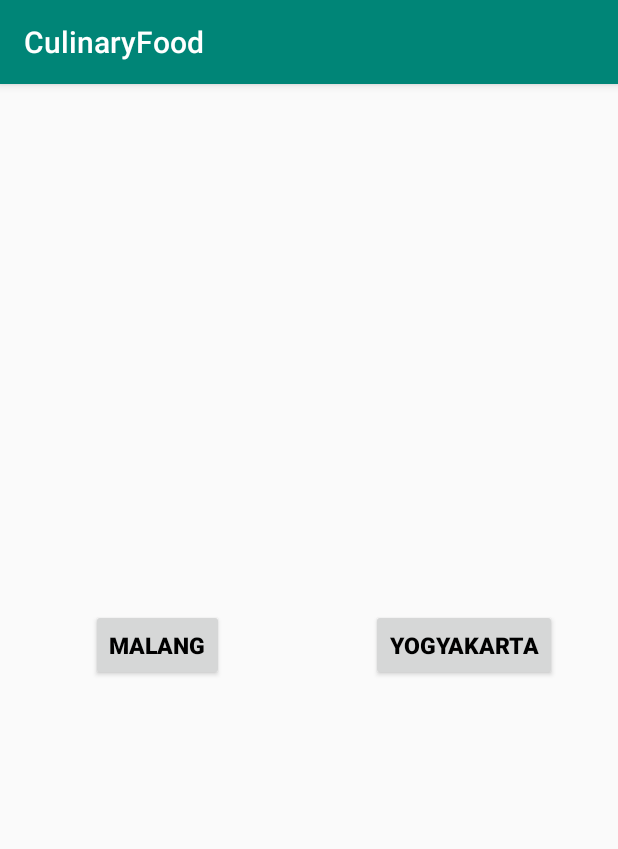
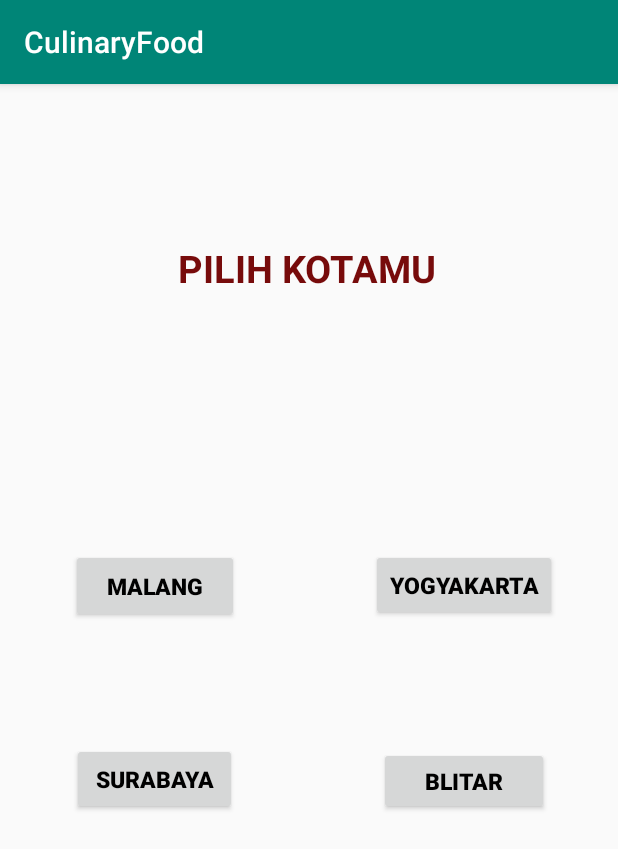
Before and after one commit to CulinaryFood/Culinary, an Android app: the screen it shows after launch (MainActivity), on a phone screen of 412 x 824 dp. Shown: the top 849 px of the screen. Run offline under Robolectric (Android 15) with nearby library versions, the phone set to English and light mode, and no system bars.

Commit message:
Lanjutan tampil layout, models, adapters

```diff
--- a/app/build.gradle
+++ b/app/build.gradle
@@ -24,7 +24,9 @@ dependencies {
     implementation 'androidx.appcompat:appcompat:1.0.2'
     implementation 'androidx.constraintlayout:constraintlayout:1.1.3'
     implementation 'androidx.recyclerview:recyclerview:1.1.0-beta05'
+    implementation 'androidx.legacy:legacy-support-v4:1.0.0'
     testImplementation 'junit:junit:4.12'
     androidTestImplementation 'androidx.test:runner:1.2.0'
     androidTestImplementation 'androidx.test.espresso:espresso-core:3.1.1'
+    implementation 'com.google.android.gms:play-services-maps:17.0.0'
 }
--- a/app/src/main/AndroidManifest.xml
+++ b/app/src/main/AndroidManifest.xml
@@ -6,10 +6,9 @@
         android:allowBackup="true"
         android:icon="@mipmap/ic_launcher"
         android:label="@string/app_name"
-        android:roundIcon="@mipmap/ic_launcher_round"
+        android:roundIcon="@drawable/top"
         android:supportsRtl="true"
         android:theme="@style/AppTheme">
-        <activity android:name=".activities.MalangActivity"></activity>
         <activity android:name=".activities.SplashActivity">
             <intent-filter>
                 <action android:name="android.intent.action.MAIN" />
@@ -17,7 +16,7 @@
                 <category android:name="android.intent.category.LAUNCHER" />
             </intent-filter>
         </activity>
-        <activity android:name=".activities.MainActivity"></activity>
+        <activity android:name=".activities.MainActivity" />
     </application>
 
 </manifest>
--- a/app/src/main/res/layout/activity_main.xml
+++ b/app/src/main/res/layout/activity_main.xml
@@ -8,15 +8,15 @@
 
     <Button
         android:id="@+id/btnMalang"
-        android:layout_width="wrap_content"
-        android:layout_height="wrap_content"
-        android:layout_marginTop="104dp"
+        android:layout_width="112dp"
+        android:layout_height="49dp"
+        android:layout_marginTop="64dp"
+        android:onClick="handlerClickMalang"
         android:text="MALANG"
         android:textColor="@color/colorBlack"
         android:textSize="15dp"
         android:textStyle="bold"
         app:layout_constraintEnd_toStartOf="@+id/guideline2"
-        app:layout_constraintHorizontal_bias="0.516"
         app:layout_constraintStart_toStartOf="parent"
         app:layout_constraintTop_toTopOf="@+id/guideline3" />
 
@@ -24,11 +24,12 @@
         android:id="@+id/btnJogja"
         android:layout_width="wrap_content"
         android:layout_height="wrap_content"
-        android:layout_marginTop="104dp"
+        android:layout_marginTop="64dp"
         android:text="YOGYAKARTA"
         android:textColor="@color/colorBlack"
         android:textSize="15dp"
         android:textStyle="bold"
+        android:onClick="handlerClickJogja"
         app:layout_constraintEnd_toEndOf="parent"
         app:layout_constraintHorizontal_bias="0.504"
         app:layout_constraintStart_toStartOf="@+id/guideline2"
@@ -54,4 +55,45 @@
         android:layout_height="wrap_content"
         android:orientation="horizontal"
         app:layout_constraintGuide_percent="0.32" />
+
+    <Button
+        android:id="@+id/btnSurabaya"
+        android:layout_width="110dp"
+        android:layout_height="48dp"
+        android:layout_marginBottom="50dp"
+        android:onClick="handlerClickSurabaya"
+        android:text="SURABAYA"
+        android:textColor="@color/colorBlack"
+        android:textSize="15dp"
+        android:textStyle="bold"
+        app:layout_constraintBottom_toTopOf="@+id/guideline"
+        app:layout_constraintEnd_toStartOf="@+id/guideline2"
+        app:layout_constraintStart_toStartOf="parent" />
+
+    <Button
+        android:id="@+id/btnBlitar"
+        android:layout_width="113dp"
+        android:layout_height="45dp"
+        android:layout_marginBottom="50dp"
+        android:onClick="handlerClickBlitar"
+        android:text="BLITAR"
+        android:textColor="@color/colorBlack"
+        android:textSize="15dp"
+        android:textStyle="bold"
+        app:layout_constraintBottom_toTopOf="@+id/guideline"
+        app:layout_constraintEnd_toEndOf="parent"
+        app:layout_constraintStart_toStartOf="@+id/guideline2" />
+
+    <TextView
+        android:id="@+id/textView2"
+        android:layout_width="175dp"
+        android:layout_height="35dp"
+        android:text="PILIH KOTAMU"
+        android:textColor="@color/colormaroon"
+        android:textSize="25dp"
+        android:textStyle="bold"
+        app:layout_constraintBottom_toTopOf="@+id/guideline3"
+        app:layout_constraintEnd_toEndOf="parent"
+        app:layout_constraintStart_toStartOf="parent"
+        app:layout_constraintTop_toTopOf="parent" />
 </androidx.constraintlayout.widget.ConstraintLayout>
--- a/app/src/main/res/layout/activity_malang.xml
+++ b/app/src/main/res/layout/fragment_malang.xml
@@ -4,6 +4,4 @@
     xmlns:tools="http://schemas.android.com/tools"
     android:layout_width="match_parent"
     android:layout_height="match_parent"
-    tools:context=".activities.MalangActivity">
-
-</androidx.constraintlayout.widget.ConstraintLayout>
+    tools:context=".activities.MalangFragment"/>
--- a/app/src/main/res/values/strings.xml
+++ b/app/src/main/res/values/strings.xml
@@ -1,3 +1,6 @@
 <resources>
     <string name="app_name">CulinaryFood</string>
+
+    <!-- TODO: Remove or change this placeholder text -->
+    <string name="hello_blank_fragment">Hello blank fragment</string>
 </resources>
```
Also changed, not shown: app/src/main/java/id/ac/polinema/culinaryfood/activities/MainActivity.java (+22 -0 lines), app/src/main/java/id/ac/polinema/culinaryfood/activities/MalangActivity.java (deleted, +0 -16 lines), app/src/main/java/id/ac/polinema/culinaryfood/activities/MalangFragment.java (added, +75 -0 lines), app/src/main/java/id/ac/polinema/culinaryfood/adapters/adapter.java (added, +57 -0 lines), app/src/main/java/id/ac/polinema/culinaryfood/models/RestoModel.java (+11 -2 lines), app/src/main/res/layout/activity_splash.xml (+15 -6 lines), app/src/main/res/layout/item_resto.xml (+24 -0 lines), app/src/main/res/drawable/logo.png (deleted), app/src/main/res/drawable/top.png (added).
